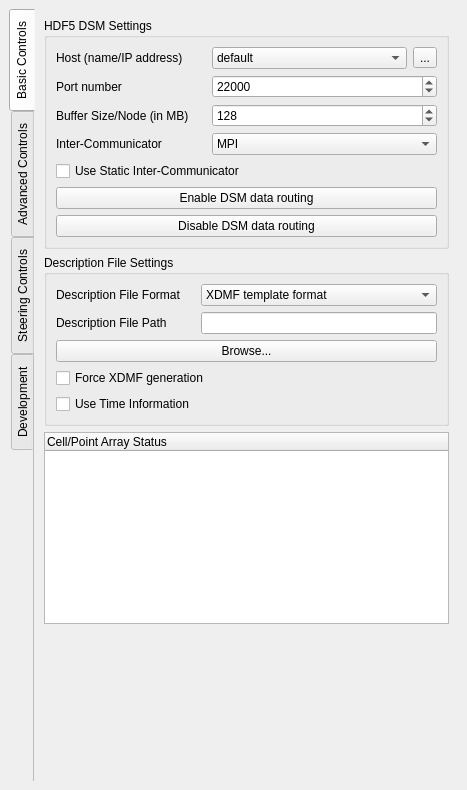
soumagne/icarus, file pqDsmViewerPanel.ui: the form before one commit.
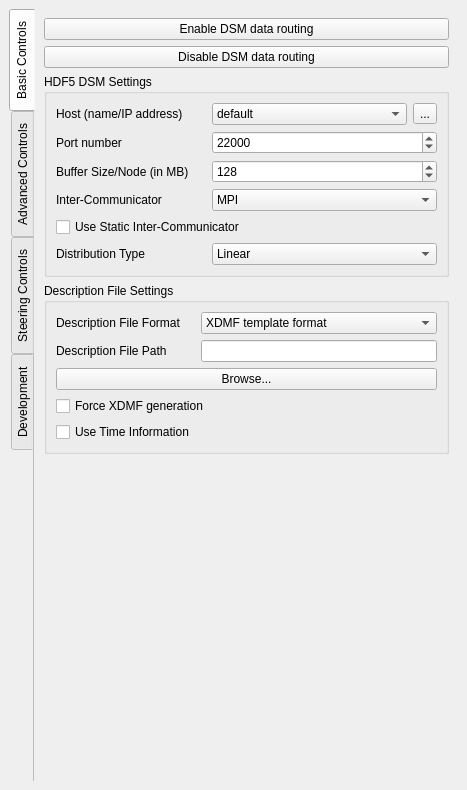
The form after the commit. Icons and pictures are not drawn.

Commit message: Add distribution type option - update generator submodule ref - tidy up gui

Patch:
```diff
--- a/pqDsmViewerPanel.ui
+++ b/pqDsmViewerPanel.ui
@@ -70,6 +70,32 @@
             <string>Basic Controls</string>
            </attribute>
            <layout class="QVBoxLayout" name="verticalLayout_2">
+            <item>
+             <widget class="QPushButton" name="publish">
+              <property name="sizePolicy">
+               <sizepolicy hsizetype="Expanding" vsizetype="Fixed">
+                <horstretch>0</horstretch>
+                <verstretch>0</verstretch>
+               </sizepolicy>
+              </property>
+              <property name="text">
+               <string>Enable DSM data routing</string>
+              </property>
+             </widget>
+            </item>
+            <item>
+             <widget class="QPushButton" name="unpublish">
+              <property name="sizePolicy">
+               <sizepolicy hsizetype="Expanding" vsizetype="Fixed">
+                <horstretch>0</horstretch>
+                <verstretch>0</verstretch>
+               </sizepolicy>
+              </property>
+              <property name="text">
+               <string>Disable DSM data routing</string>
+              </property>
+             </widget>
+            </item>
             <item>
              <widget class="QGroupBox" name="dsmSettingBox">
               <property name="title">
@@ -79,32 +105,6 @@
                <property name="horizontalSpacing">
                 <number>6</number>
                </property>
-               <item row="7" column="0" colspan="3">
-                <widget class="QPushButton" name="unpublish">
-                 <property name="sizePolicy">
-                  <sizepolicy hsizetype="Expanding" vsizetype="Fixed">
-                   <horstretch>0</horstretch>
-                   <verstretch>0</verstretch>
-                  </sizepolicy>
-                 </property>
-                 <property name="text">
-                  <string>Disable DSM data routing</string>
-                 </property>
-                </widget>
-               </item>
-               <item row="6" column="0" colspan="3">
-                <widget class="QPushButton" name="publish">
-                 <property name="sizePolicy">
-                  <sizepolicy hsizetype="Expanding" vsizetype="Fixed">
-                   <horstretch>0</horstretch>
-                   <verstretch>0</verstretch>
-                  </sizepolicy>
-                 </property>
-                 <property name="text">
-                  <string>Enable DSM data routing</string>
-                 </property>
-                </widget>
-               </item>
                <item row="4" column="1" colspan="2">
                 <widget class="QComboBox" name="xdmfCommTypeComboBox">
                  <property name="sizePolicy">
@@ -284,6 +284,32 @@
                  </property>
                 </widget>
                </item>
+               <item row="6" column="0">
+                <widget class="QLabel" name="dsmDistributionTypeLabel">
+                 <property name="text">
+                  <string>Distribution Type</string>
+                 </property>
+                </widget>
+               </item>
+               <item row="6" column="1" colspan="2">
+                <widget class="QComboBox" name="dsmDistributionType">
+                 <item>
+                  <property name="text">
+                   <string>Linear</string>
+                  </property>
+                 </item>
+                 <item>
+                  <property name="text">
+                   <string>Block Cyclic</string>
+                  </property>
+                 </item>
+                 <item>
+                  <property name="text">
+                   <string>Random Block Cyclic</string>
+                  </property>
+                 </item>
+                </widget>
+               </item>
               </layout>
              </widget>
             </item>
@@ -384,33 +410,6 @@
               </layout>
              </widget>
             </item>
-            <item>
-             <widget class="QTreeWidget" name="dsmArrayTreeWidget">
-              <property name="sizePolicy">
-               <sizepolicy hsizetype="Expanding" vsizetype="Minimum">
-                <horstretch>0</horstretch>
-                <verstretch>0</verstretch>
-               </sizepolicy>
-              </property>
-              <property name="minimumSize">
-               <size>
-                <width>0</width>
-                <height>32</height>
-               </size>
-              </property>
-              <property name="maximumSize">
-               <size>
-                <width>16777215</width>
-                <height>16777214</height>
-               </size>
-              </property>
-              <column>
-               <property name="text">
-                <string>Cell/Point Array Status</string>
-               </property>
-              </column>
-             </widget>
-            </item>
             <item>
              <layout class="QHBoxLayout" name="horizontalLayout">
               <item>
@@ -656,6 +655,33 @@
               </layout>
              </widget>
             </item>
+            <item>
+             <widget class="QTreeWidget" name="dsmArrayTreeWidget">
+              <property name="sizePolicy">
+               <sizepolicy hsizetype="Expanding" vsizetype="Minimum">
+                <horstretch>0</horstretch>
+                <verstretch>0</verstretch>
+               </sizepolicy>
+              </property>
+              <property name="minimumSize">
+               <size>
+                <width>0</width>
+                <height>32</height>
+               </size>
+              </property>
+              <property name="maximumSize">
+               <size>
+                <width>16777215</width>
+                <height>16777214</height>
+               </size>
+              </property>
+              <column>
+               <property name="text">
+                <string>Cell/Point Array Status</string>
+               </property>
+              </column>
+             </widget>
+            </item>
             <item>
              <spacer name="verticalSpacer_3">
               <property name="orientation">
```
Left out of the diff: 10 changed lines with no effect on the pictures. The commit also changes 3 other files.
